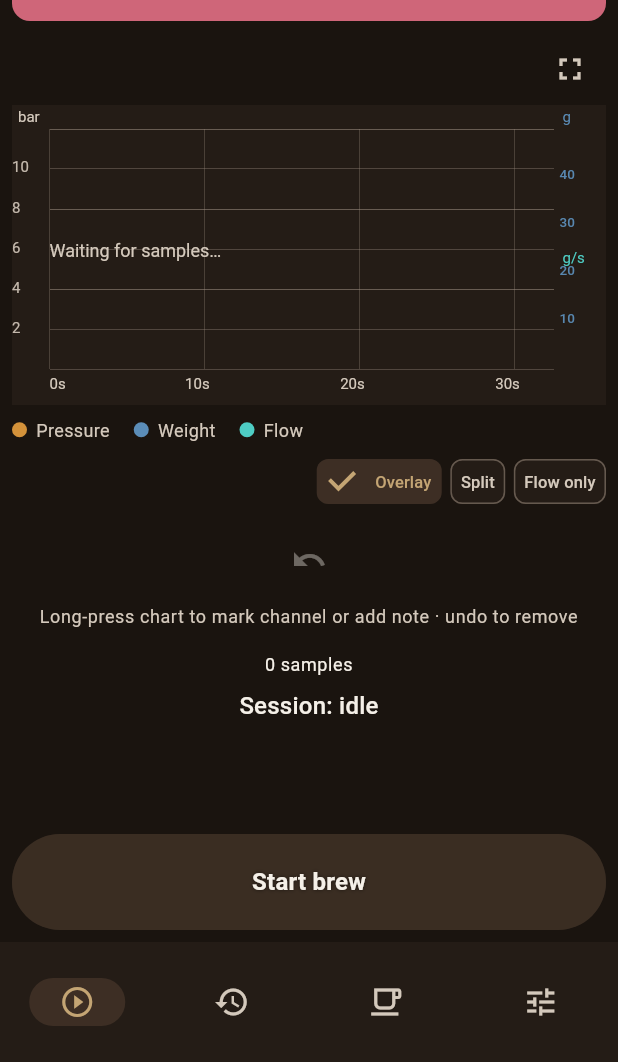
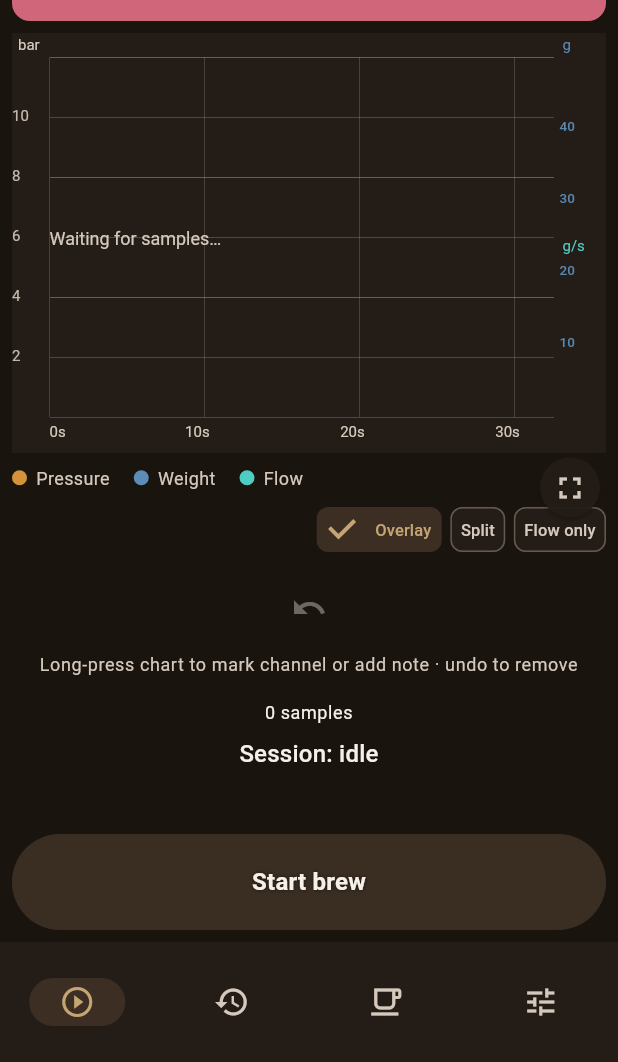
Before and after one commit to isyourbrainfoss/Flowlog, a Flutter app: the screen it shows after launch, on a phone screen of 412 x 824 dp, the part 174-1236 px from its top. Run offline on Flutter 3.47's test engine with Material 3 defaults, Android fonts, the light colour scheme and no system bars; our stand-ins replace drift, flutter_blue_plus, geolocator, pdf, share_plus, wakelock_plus; missing offline and left inert: file_selector; accounts and stored records are empty; generated files the repository leaves out were written again.

Commit message:
fix(ux): autostart threshold scope, taller chart, bean metadata polish
- Pass shared AutoStartSettingsController into Brew defaults from the More
  tab context so threshold edits apply on Live (route context missed scope).
- Taller live plots; fullscreen control overlays lower-right on the chart.
- Metadata bean field: clear (X), explicit Add bean dialog, shorter helper.
- Bean labels omit roast date unless needed to disambiguate duplicates.

```diff
--- a/app/flowlog/lib/screens/live/auto_start.dart
+++ b/app/flowlog/lib/screens/live/auto_start.dart
@@ -86,9 +86,18 @@ class AutoStartSettingsScope
     super.key,
   }) : super(notifier: controller);
 
+  /// Watches the scope (rebuilds when settings change). Prefer for widgets
+  /// that display live threshold / enabled state.
   static AutoStartSettingsController? maybeOf(BuildContext context) {
     return context
         .dependOnInheritedWidgetOfExactType<AutoStartSettingsScope>()
+        ?.notifier;
+  }
+
+  /// One-shot lookup without registering a dependency (e.g. before a push).
+  static AutoStartSettingsController? maybeOfStatic(BuildContext context) {
+    return context
+        .getInheritedWidgetOfExactType<AutoStartSettingsScope>()
         ?.notifier;
   }
 }
--- a/app/flowlog/lib/screens/live_screen.dart
+++ b/app/flowlog/lib/screens/live_screen.dart
@@ -857,20 +857,33 @@ class _LiveScreenState extends State<LiveScreen> {
                         if ((state == ShotSessionState.idle || state == ShotSessionState.stopped) &&
                             !controller.isBrewing)
                           const SizedBox(height: 8),
-                        LiveFullscreenChartButton(
-                          onPressed: _onOpenFullscreenChart,
-                        ),
+                        // Fullscreen control sits on the chart (lower-right) so
+                        // the plot keeps full width/height.
+                        Stack(
+                          clipBehavior: Clip.none,
+                          children: [
                             DualCurveChart(
                               height: chartHeight,
                               samplesNotifier: _samplesNotifier,
                               annotationsNotifier: _annotationsNotifier,
-                          interactionController: _chartInteractionController,
+                              interactionController:
+                                  _chartInteractionController,
                               denseTimeAxis: true,
                               targetPressureSamples: chartTargetSamples,
-                          onAnnotateAtElapsedMs:
-                              (state != ShotSessionState.idle && samples.isNotEmpty)
+                              onAnnotateAtElapsedMs: (state !=
+                                          ShotSessionState.idle &&
+                                      samples.isNotEmpty)
                                   ? _onAnnotateAtElapsedMs
                                   : null,
+                            ),
+                            Positioned(
+                              right: 4,
+                              bottom: 28,
+                              child: LiveFullscreenChartButton(
+                                onPressed: _onOpenFullscreenChart,
+                              ),
+                            ),
+                          ],
                         ),
                       ],
                     ),
@@ -1031,15 +1044,16 @@ class _LiveScreenState extends State<LiveScreen> {
 
 double _liveChartHeight(BoxConstraints constraints) {
   if (!constraints.maxHeight.isFinite) {
-    return 220;
+    return 280;
   }
 
   if (constraints.maxWidth < ShellBreakpoints.sidebar ||
       constraints.maxHeight < ShellBreakpoints.minRailHeight) {
-    return (constraints.maxHeight * 0.34).clamp(140.0, 200.0);
+    // Give the plot more vertical space on phones; cap so controls still fit.
+    return (constraints.maxHeight * 0.42).clamp(180.0, 280.0);
   }
 
-  return 220;
+  return 300;
 }
 
 /// Compact live gamification strip shown while brewing against a target curve.
--- a/app/flowlog/lib/widgets/fullscreen_plot.dart
+++ b/app/flowlog/lib/widgets/fullscreen_plot.dart
@@ -69,27 +69,42 @@ class FullscreenPlotScaffold extends StatelessWidget {
   }
 }
 
-/// Expand control shown above an embedded plot.
+/// Expand control for an embedded plot (often overlaid on the chart corner).
 class FullscreenPlotButton extends StatelessWidget {
   const FullscreenPlotButton({
     required this.onPressed,
     this.buttonKey = const Key('fullscreen_plot_open'),
+    this.compact = true,
     super.key,
   });
 
   final VoidCallback? onPressed;
   final Key buttonKey;
 
+  /// When true, paints a compact surface chip suitable for overlay on a chart.
+  final bool compact;
+
   @override
   Widget build(BuildContext context) {
-    return Align(
-      alignment: Alignment.centerRight,
-      child: IconButton(
-        key: buttonKey,
-        tooltip: 'Fullscreen chart',
-        onPressed: onPressed,
-        icon: const Icon(Icons.fullscreen),
-      ),
+    final scheme = Theme.of(context).colorScheme;
+    final button = IconButton(
+      key: buttonKey,
+      tooltip: 'Fullscreen chart',
+      onPressed: onPressed,
+      visualDensity: VisualDensity.compact,
+      icon: const Icon(Icons.fullscreen),
+    );
+
+    if (!compact) {
+      return Align(alignment: Alignment.centerRight, child: button);
+    }
+
+    return Material(
+      color: scheme.surfaceContainerHighest.withValues(alpha: 0.92),
+      shape: const CircleBorder(),
+      clipBehavior: Clip.antiAlias,
+      elevation: 1,
+      child: button,
     );
   }
 }
```
Also changed, not shown: app/flowlog/lib/screens/live/metadata_sheet.dart (+117 -7 lines), app/flowlog/lib/screens/more_screen.dart (+7 -3 lines), packages/flowlog_core/lib/src/models/bean_display.dart (+3 -5 lines), 1 other file. Lines whose indentation alone changed are shown as unchanged.
